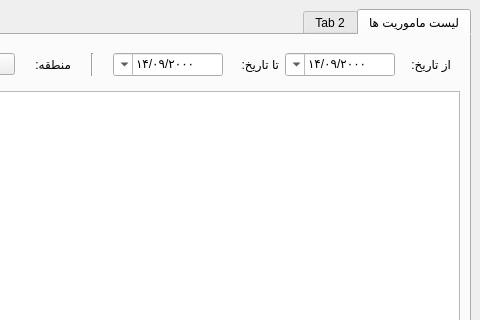
Old version of the form src/hamyar_paygah/new_ui/main_menu.ui in the repository MohsenHNSJ/HamyarPaygahPy; both pictures show x 320 to 800 and y 0 to 320 of the 800 by 600 pixel window.
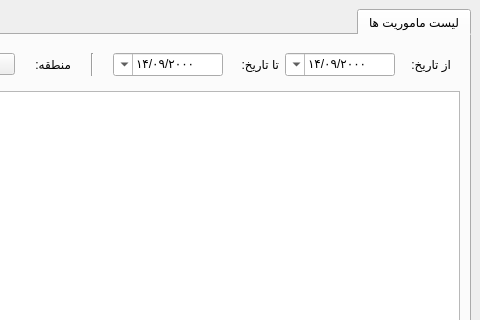
New version of the form.

Commit message: Added initial mission details tab

```diff
--- a/src/hamyar_paygah/new_ui/main_menu.ui
+++ b/src/hamyar_paygah/new_ui/main_menu.ui
@@ -284,11 +284,6 @@
         </item>
        </layout>
       </widget>
-      <widget class="QWidget" name="tab_2">
-       <attribute name="title">
-        <string>Tab 2</string>
-       </attribute>
-      </widget>
      </widget>
     </item>
    </layout>
```
Left out of the diff: 2 changed lines with no effect on the pictures. The commit also changes 6 other files.
